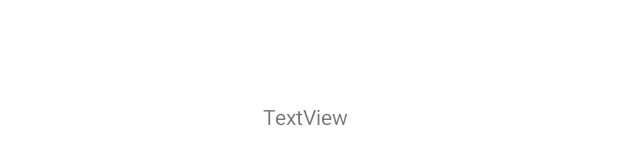
After one commit to PatrykDyminski/Fiszki, an Android app: the layout activity_item_list.xml on its own in the app's theme, with its tools: preview values and no code run, on a phone screen of 412 x 824 dp. The commit adds this screen. Shown: the part 503-668 px from the top of the screen. Run offline under Robolectric (Android 15) with nearby library versions, the phone set to English and light mode, and no system bars.

```diff
--- a/app/src/main/AndroidManifest.xml
+++ b/app/src/main/AndroidManifest.xml
@@ -9,6 +9,9 @@
         android:roundIcon="@mipmap/ic_launcher_round"
         android:supportsRtl="true"
         android:theme="@style/Theme.QuickPick">
+        <activity android:name=".ItemListActivity"
+            android:theme="@style/Theme.QuickPick.NoActionBar">
+        </activity>
         <activity
             android:name=".OrderSummaryActivity"
             android:theme="@style/Theme.QuickPick.NoActionBar">
--- /dev/null
+++ b/app/src/main/res/layout/activity_item_list.xml
@@ -0,0 +1,18 @@
+<?xml version="1.0" encoding="utf-8"?>
+<androidx.constraintlayout.widget.ConstraintLayout xmlns:android="http://schemas.android.com/apk/res/android"
+    xmlns:app="http://schemas.android.com/apk/res-auto"
+    xmlns:tools="http://schemas.android.com/tools"
+    android:layout_width="match_parent"
+    android:layout_height="match_parent"
+    tools:context=".ItemListActivity">
+
+    <TextView
+        android:id="@+id/textView"
+        android:layout_width="61dp"
+        android:layout_height="18dp"
+        android:text="TextView"
+        app:layout_constraintBottom_toBottomOf="parent"
+        app:layout_constraintEnd_toEndOf="parent"
+        app:layout_constraintStart_toStartOf="parent"
+        app:layout_constraintTop_toTopOf="parent" />
+</androidx.constraintlayout.widget.ConstraintLayout>
```
Also changed, not shown: app/src/main/java/com/patryk/quickpick/ItemListActivity.kt (added, +11 -0 lines), app/src/main/java/com/patryk/quickpick/OrderListActivity.kt (+38 -8 lines).
